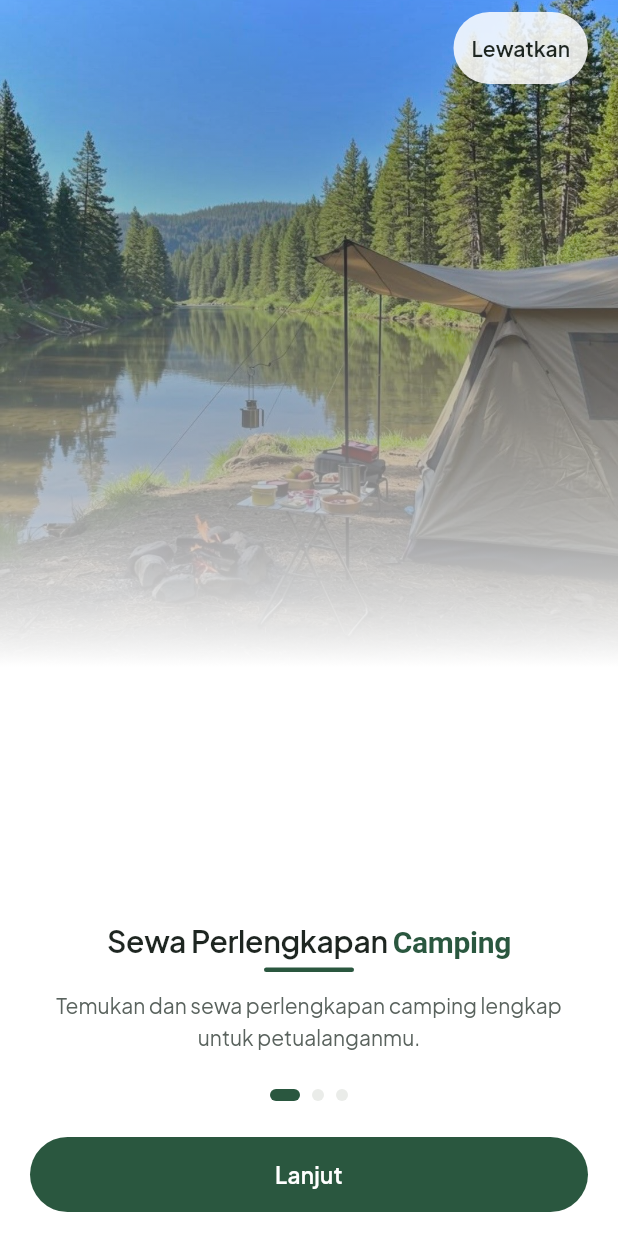
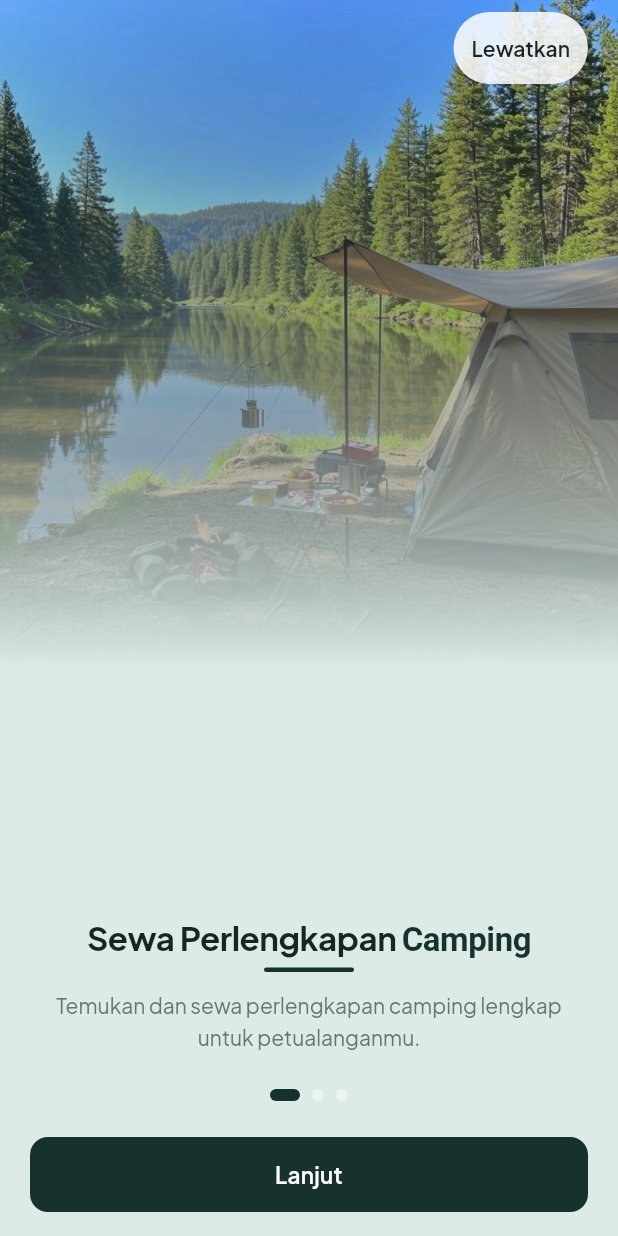
Before and after one commit to argottzz/Frontend-Caku, a Flutter app: the screen it shows after launch, on a phone screen of 412 x 824 dp. Run offline on Flutter 3.47's test engine with Material 3 defaults, Android fonts, the phone set to English and light mode, and no system bars; our stand-ins replace flutter_secure_storage, image_picker; accounts and stored records are empty.

Commit message:
refactor(theme): align color tokens and radius scale with desain.md
Mint background, moss accent replacing coral, warning text token, and the radius/spacing scale from desain.md sections 2 and 5.

```diff
--- a/lib/core/theme/app_colors.dart
+++ b/lib/core/theme/app_colors.dart
@@ -1,68 +1,88 @@
 import 'package:flutter/material.dart';
 
-/// Token warna resmi CAKU (sesuai design.md).
+/// Token warna resmi CAKU (`desain.md` §2).
+///
+/// Tiga warna identitas: Primary `#17322E`, Accent `#27524B`, dan Background
+/// `#DCEBE6`. Warna pendukung hanya dipakai untuk keterbacaan dan pemisahan
+/// permukaan, bukan untuk menggeser identitas.
+///
+/// Catatan kontras: `textSecondary` di atas `background` hanya ±3.9:1, jadi
+/// paragraf panjang wajib ditempatkan di atas `surface`.
 abstract final class AppColors {
   // Identitas merek
-  static const Color forest = Color(0xFF2A573F); // Forest Pine (primary)
-  static const Color forestDeep = Color(0xFF1E2621); // Deep Pine Charcoal
-  static const Color orange = Color(0xFFFF7761); // Coral Ember (accent)
-  static const Color cream = Color(0xFFF6F7F5); // Mist Stone
+  static const Color forest = Color(0xFF17322E); // Primary
+  static const Color forestDeep = Color(0xFF10241F); // Primary pekat
+  static const Color moss = Color(0xFF27524B); // Accent
+
+  /// Nama lama untuk Accent; dipertahankan agar pemakaian lama tidak
+  /// kembali ke coral yang sudah dihapus dari desain.
+  static const Color orange = moss;
+  static const Color cream = Color(0xFFF7FAF8); // bingkai logo
+
+  // Keluarga hijau hutan
+  static const Color pine = Color(0xFF10241F); // header & foto
+  static const Color sage = Color(0xFFA8C0B6); // garis & ilustrasi
+  static const Color sageLight = Color(0xFFC5D7D0); // Border
+  static const Color mist = Color(0xFFEAF3EF); // Surface Soft (field)
+  static const Color sand = Color(0xFFEAF3EF);
+  static const Color bark = Color(0xFF657772);
 
   // Netral
   static const Color white = Color(0xFFFFFFFF);
-  static const Color nearBlack = Color(0xFF1E2621);
-  static const Color gray = Color(0xFF5A635E); // Muted Slate Pine
-  static const Color lightGray = Color(0xFFEAECE9); // Soft Ash
+  static const Color nearBlack = Color(0xFF172622);
+  static const Color gray = Color(0xFF657772); // Text Secondary
+  static const Color lightGray = Color(0xFFC5D7D0); // track & garis samar
 
   // Permukaan
-  static const Color background = Color(0xFFFFFFFF); // Pure White
-  static const Color surface = Color(0xFFF6F7F5); // Mist Stone (card & field)
-  static const Color surfaceMuted = Color(0xFFEAECE9); // Soft Ash (read-only)
-  static const Color border = Color(0xFFE4E7E3); // Soft Mist Border
-  static const Color controlBorder = Color(0xFF727874); // Slate Olive
+  static const Color background = Color(0xFFDCEBE6); // Background
+  static const Color surface = Color(0xFFF7FAF8); // kartu, modal, panel
+  static const Color surfaceMuted = Color(0xFFEAF3EF); // read-only
+  static const Color border = Color(0xFFC5D7D0);
+  static const Color controlBorder = Color(0xFF657772);
   static const Color focusBorder = forest;
-  static const Color errorBorder = Color(0xFFA32929);
+  static const Color errorBorder = Color(0xFFB54747);
 
   // Teks
-  static const Color textPrimary = Color(0xFF1E2621); // Deep Pine Charcoal
-  static const Color textSecondary = Color(0xFF5A635E); // Muted Slate Pine
+  static const Color textPrimary = Color(0xFF172622);
+  static const Color textSecondary = Color(0xFF657772);
   static const Color textOnDark = white;
-  static const Color textOnOrange = Color(0xFF1F1512); // Dark Espresso
-  static const Color accentText = Color(0xFFC94632); // Deep Coral
-  static const Color decorativeIcon = Color(0xFF8E9490);
+  static const Color textOnOrange = white;
+  static const Color accentText = Color(0xFF27524B);
+  static const Color decorativeIcon = Color(0xFF8A9B95);
 
   // Status (wajib disertai ikon + label teks)
-  static const Color pendingBg = Color(0xFFFFF0D9);
-  static const Color pendingText = Color(0xFF8A4A0B);
-  static const Color approvedBg = Color(0xFFE7F2EC);
-  static const Color approvedText = Color(0xFF2A573F);
-  static const Color ongoingBg = Color(0xFFE5EFF8);
-  static const Color ongoingText = Color(0xFF2E5B7A);
-  static const Color overdueBg = Color(0xFFFCE8E8);
-  static const Color overdueText = Color(0xFFA32929);
-  static const Color completedBg = forest;
+  static const Color pendingBg = Color(0xFFFBF0DF);
+  static const Color pendingText = Color(0xFF8A5717);
+  static const Color approvedBg = Color(0xFFE3F0E9);
+  static const Color approvedText = Color(0xFF28734E);
+  static const Color ongoingBg = Color(0xFFE6EFF3);
+  static const Color ongoingText = Color(0xFF356B83);
+  static const Color overdueBg = Color(0xFFFBEEEE);
+  static const Color overdueText = Color(0xFFB54747);
+  static const Color completedBg = Color(0xFF17322E);
   static const Color completedText = white;
-  static const Color rejectedBg = Color(0xFFFCE8E8);
-  static const Color rejectedText = Color(0xFFA32929);
+  static const Color rejectedBg = Color(0xFFFBEEEE);
+  static const Color rejectedText = Color(0xFFB54747);
 
   // Alias lama
-  static const Color success = Color(0xFF2A573F);
-  static const Color successSurface = Color(0xFFE7F2EC);
-  static const Color warning = Color(0xFF8A4A0B);
-  static const Color warningSurface = Color(0xFFFFF0D9);
-  static const Color error = Color(0xFFA32929);
-  static const Color errorSurface = Color(0xFFFCE8E8);
-  static const Color info = Color(0xFF2E5B7A);
-  static const Color infoSurface = Color(0xFFE5EFF8);
+  static const Color success = Color(0xFF28734E);
+  static const Color successSurface = Color(0xFFE3F0E9);
+  static const Color warning = Color(0xFFA66A24);
+  static const Color warningText = Color(0xFF8A5717); // teks di atas warningSurface
+  static const Color warningSurface = Color(0xFFFBF0DF);
+  static const Color error = Color(0xFFB54747);
+  static const Color errorSurface = Color(0xFFFBEEEE);
+  static const Color info = Color(0xFF356B83);
+  static const Color infoSurface = Color(0xFFE6EFF3);
 
   // Aksen lembut
-  static const Color forestSurface = Color(0xFFE7F2EC);
-  static const Color orangeSurface = Color(0xFFFFEAE6);
+  static const Color forestSurface = Color(0xFFE3F0E9);
+  static const Color orangeSurface = Color(0xFFEAF3EF);
 
   // Disabled
-  static const Color disabledSurface = Color(0xFFEAECE9);
-  static const Color disabledText = Color(0xFF5A635E);
+  static const Color disabledSurface = Color(0xFFEAF3EF);
+  static const Color disabledText = Color(0xFF657772);
 
   // Elevated (modal)
-  static const Color elevated = white;
+  static const Color elevated = Color(0xFFF7FAF8);
 }
--- a/lib/core/theme/app_theme.dart
+++ b/lib/core/theme/app_theme.dart
@@ -15,25 +15,25 @@ abstract final class AppSpacing {
 
   static const double screen = 20;
   static const double section = 20;
-  static const double labelGap = 6;
+  static const double labelGap = 8;
   static const double card = 16;
   static const double listItem = 12;
   static const double grid = 12;
   static const double formField = 16;
   static const double inline = 8;
-  static const double bottomClearance = 100; // scroll clearance layar utama
+  static const double bottomClearance = 116; // scroll clearance layar utama
 }
 
-/// Radius sudut yang konsisten.
+/// Radius sudut yang konsisten (desain.md §5).
 abstract final class AppRadius {
-  static const double sm = 8; // status pill / badge
-  static const double md = 14; // boxed text input
-  static const double lg = 16; // card / container utama
+  static const double sm = 8; // badge / chip kecil
+  static const double md = 12; // input & tombol
+  static const double lg = 16; // kartu & panel
   static const double chip = 12; // filter chip
-  static const double nav = 22; // floating bottom nav
-  static const double button = 25; // pill button
-  static const double modal = 24; // modal & feedback popup
-  static const double pill = 999;
+  static const double nav = 20; // floating bottom nav
+  static const double button = 12; // tombol
+  static const double modal = 20; // modal & feedback popup
+  static const double pill = 999; // hanya untuk kontrol berbentuk kapsul
 }
 
 abstract final class AppTheme {
@@ -48,8 +48,8 @@ abstract final class AppTheme {
         seedColor: AppColors.forest,
         primary: AppColors.forest,
         onPrimary: AppColors.white,
-        secondary: AppColors.orange,
-        onSecondary: AppColors.textOnOrange,
+        secondary: AppColors.moss,
+        onSecondary: AppColors.white,
         surface: AppColors.surface,
         onSurface: AppColors.textPrimary,
         error: AppColors.error,
@@ -68,11 +68,19 @@ abstract final class AppTheme {
             color: AppColors.textPrimary,
             fontFamily: fontFamily,
           ),
-          headlineLarge: const TextStyle(
+          displaySmall: const TextStyle(
             fontSize: 20,
             height: 1.30,
-            fontWeight: FontWeight.w600,
+            fontWeight: FontWeight.w700,
             letterSpacing: -0.2,
+            color: AppColors.textPrimary,
+            fontFamily: fontFamily,
+          ),
+          headlineLarge: const TextStyle(
+            fontSize: 22,
+            height: 1.28,
+            fontWeight: FontWeight.w700,
+            letterSpacing: -0.3,
             color: AppColors.textPrimary,
             fontFamily: fontFamily,
           ),
@@ -149,6 +157,7 @@ abstract final class AppTheme {
         foregroundColor: AppColors.textPrimary,
         surfaceTintColor: Colors.transparent,
         elevation: 0,
+        scrolledUnderElevation: 0,
         centerTitle: true,
         titleTextStyle: TextStyle(
           fontSize: 16,
@@ -157,12 +166,14 @@ abstract final class AppTheme {
           fontFamily: fontFamily,
         ),
       ),
+      // Isian lembut: fill Surface Soft tanpa border tegas; border hanya
+      // muncul saat fokus (Primary) dan saat error.
       inputDecorationTheme: InputDecorationTheme(
         filled: true,
-        fillColor: AppColors.surface,
+        fillColor: AppColors.mist,
         contentPadding: const EdgeInsets.symmetric(
           horizontal: 16,
-          vertical: 14,
+          vertical: 16,
         ),
         hintStyle: const TextStyle(
           color: AppColors.textSecondary,
@@ -180,11 +191,11 @@ abstract final class AppTheme {
         ),
         border: OutlineInputBorder(
           borderRadius: BorderRadius.circular(AppRadius.md),
-          borderSide: const BorderSide(color: AppColors.border, width: 1),
+          borderSide: BorderSide.none,
         ),
         enabledBorder: OutlineInputBorder(
           borderRadius: BorderRadius.circular(AppRadius.md),
-          borderSide: const BorderSide(color: AppColors.border, width: 1),
+          borderSide: BorderSide.none,
         ),
         focusedBorder: OutlineInputBorder(
           borderRadius: BorderRadius.circular(AppRadius.md),
@@ -210,7 +221,7 @@ abstract final class AppTheme {
           foregroundColor: AppColors.textOnDark,
           disabledBackgroundColor: AppColors.disabledSurface,
           disabledForegroundColor: AppColors.disabledText,
-          minimumSize: const Size(0, 50),
+          minimumSize: const Size(0, 52),
           padding: const EdgeInsets.symmetric(horizontal: AppSpacing.xl),
           textStyle: const TextStyle(
             fontSize: 15,
@@ -226,7 +237,7 @@ abstract final class AppTheme {
       outlinedButtonTheme: OutlinedButtonThemeData(
         style: OutlinedButton.styleFrom(
           foregroundColor: AppColors.forest,
-          minimumSize: const Size(0, 50),
+          minimumSize: const Size(0, 52),
           padding: const EdgeInsets.symmetric(horizontal: AppSpacing.xl),
           textStyle: const TextStyle(
             fontSize: 15,
@@ -234,7 +245,7 @@ abstract final class AppTheme {
             letterSpacing: 0.2,
             fontFamily: fontFamily,
           ),
-          side: const BorderSide(color: AppColors.forest, width: 1.5),
+          side: const BorderSide(color: AppColors.border, width: 1.5),
           shape: RoundedRectangleBorder(
             borderRadius: BorderRadius.circular(AppRadius.button),
           ),
@@ -259,18 +270,20 @@ abstract final class AppTheme {
           side: const BorderSide(color: AppColors.border),
         ),
       ),
+      // Permukaan kartu/sheet mengikuti Surface, bukan abu netral Material.
+      canvasColor: AppColors.surface,
       dividerTheme: const DividerThemeData(
         color: AppColors.border,
         thickness: 1,
         space: 1,
       ),
       navigationBarTheme: NavigationBarThemeData(
-        backgroundColor: AppColors.white,
+        backgroundColor: AppColors.surface,
         surfaceTintColor: Colors.transparent,
-        indicatorColor: Colors.transparent,
+        indicatorColor: AppColors.forestSurface,
         height: 64,
         elevation: 6,
-        shadowColor: Color(0x1A1E2621),
+        shadowColor: Color(0x1A17322E),
         labelBehavior: NavigationDestinationLabelBehavior.alwaysShow,
         labelTextStyle: WidgetStateProperty.resolveWith(
           (states) => TextStyle(
@@ -295,7 +308,7 @@ abstract final class AppTheme {
       ),
       chipTheme: base.chipTheme.copyWith(
         backgroundColor: AppColors.surface,
-        selectedColor: AppColors.forest,
+        selectedColor: AppColors.moss,
         side: const BorderSide(color: AppColors.border),
         labelStyle: const TextStyle(
           fontSize: 13,
@@ -312,7 +325,7 @@ abstract final class AppTheme {
         ),
       ),
       snackBarTheme: SnackBarThemeData(
-        backgroundColor: AppColors.nearBlack,
+        backgroundColor: AppColors.textPrimary,
         contentTextStyle: const TextStyle(
           color: AppColors.white,
           fontFamily: fontFamily,
@@ -323,10 +336,21 @@ abstract final class AppTheme {
         ),
       ),
       dialogTheme: DialogThemeData(
-        backgroundColor: AppColors.white,
+        backgroundColor: AppColors.surface,
         surfaceTintColor: Colors.transparent,
         shape: RoundedRectangleBorder(
           borderRadius: BorderRadius.circular(AppRadius.modal),
+        ),
+      ),
+      bottomSheetTheme: const BottomSheetThemeData(
+        backgroundColor: AppColors.surface,
+        surfaceTintColor: Colors.transparent,
+        showDragHandle: true,
+        dragHandleColor: AppColors.border,
+        shape: RoundedRectangleBorder(
+          borderRadius: BorderRadius.vertical(
+            top: Radius.circular(AppRadius.modal),
+          ),
         ),
       ),
       progressIndicatorTheme: const ProgressIndicatorThemeData(
```
